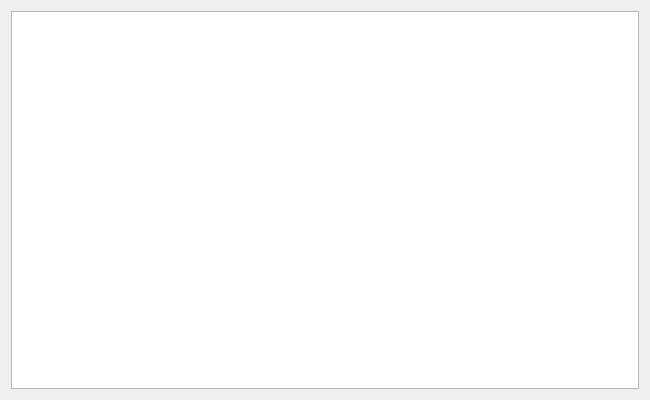
MelonSuika/EmonitorSys, file SpreadSheet/ui/setdevicetypeform.ui: the form before one commit.
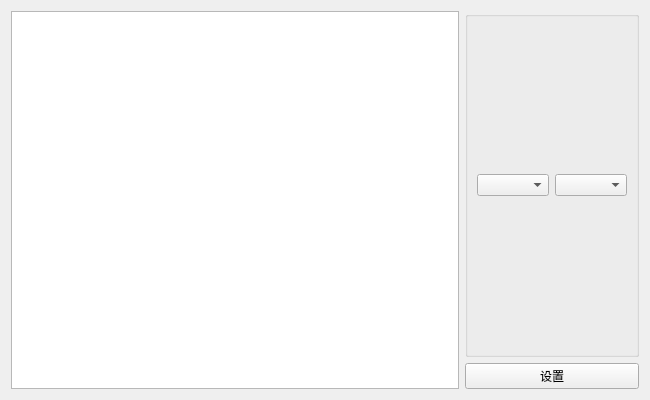
The form after the commit.

Diff of the .ui file:
```diff
--- a/SpreadSheet/ui/setdevicetypeform.ui
+++ b/SpreadSheet/ui/setdevicetypeform.ui
@@ -25,6 +25,32 @@
      <item>
       <widget class="QTableWidget" name="tableWidget"/>
      </item>
+     <item>
+      <layout class="QGridLayout" name="gridLayout" rowstretch="0,0">
+       <item row="1" column="0">
+        <widget class="QPushButton" name="pushButton">
+         <property name="text">
+          <string>设置</string>
+         </property>
+        </widget>
+       </item>
+       <item row="0" column="0">
+        <widget class="QGroupBox" name="groupBox">
+         <property name="title">
+          <string/>
+         </property>
+         <layout class="QGridLayout" name="gridLayout_2">
+          <item row="0" column="0">
+           <widget class="QComboBox" name="comboBox_com"/>
+          </item>
+          <item row="0" column="1">
+           <widget class="QComboBox" name="comboBox_deviceType"/>
+          </item>
+         </layout>
+        </widget>
+       </item>
+      </layout>
+     </item>
     </layout>
    </item>
   </layout>
```
